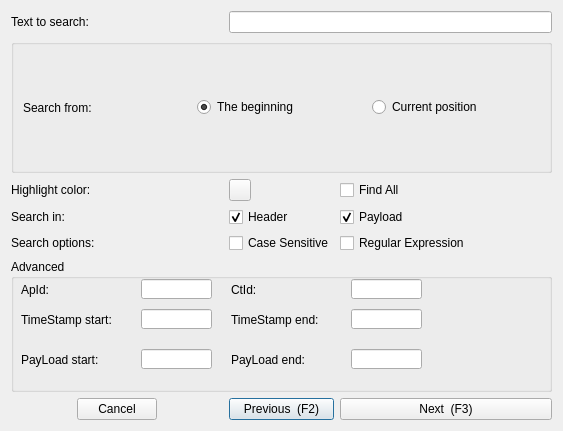
The window that src/searchdialog.ui (COVESA/dlt-viewer) describes before a commit, drawn with Qt 5.
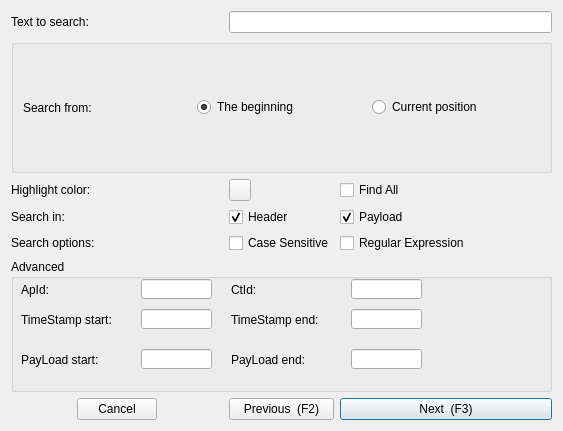
The same window after the commit. Icons and pictures are not drawn.

Commit message:
Mark the next button in the search dialog as default
This allows users to search for the next entry by hitting return within
any of the text fields instead of opening the color picker dialog.

The edit to the form file:
```diff
--- a/src/searchdialog.ui
+++ b/src/searchdialog.ui
@@ -60,6 +60,9 @@
      <property name="shortcut">
       <string>F3</string>
      </property>
+     <property name="default">
+      <bool>true</bool>
+     </property>
     </widget>
    </item>
    <item row="2" column="1">
```
